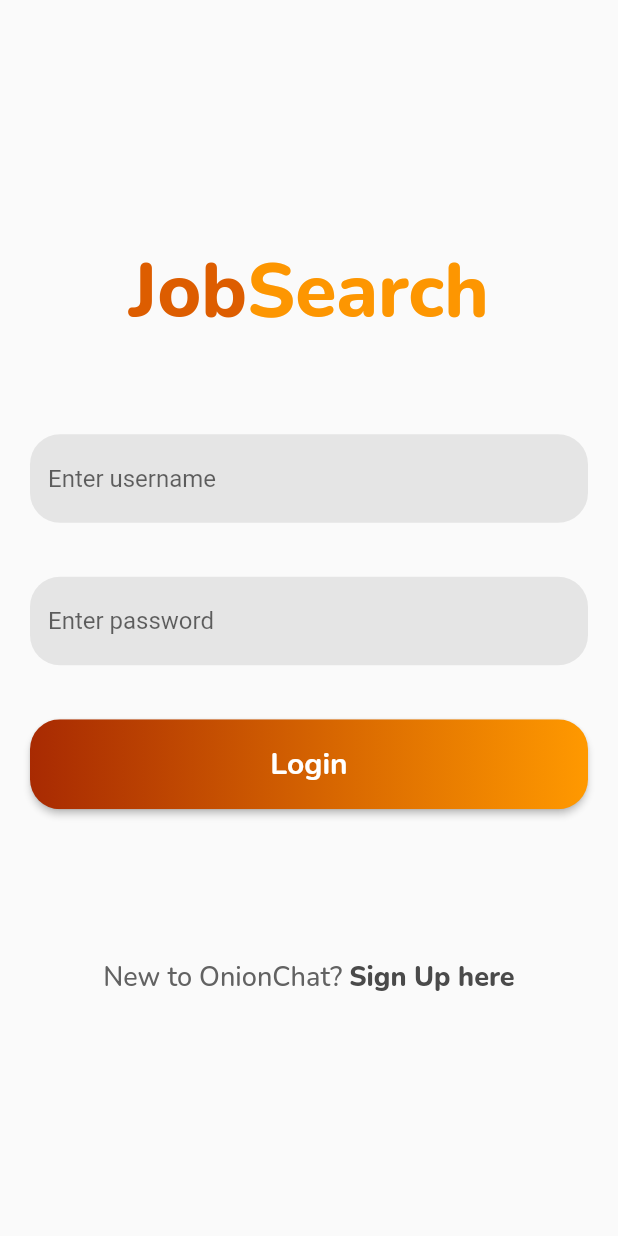
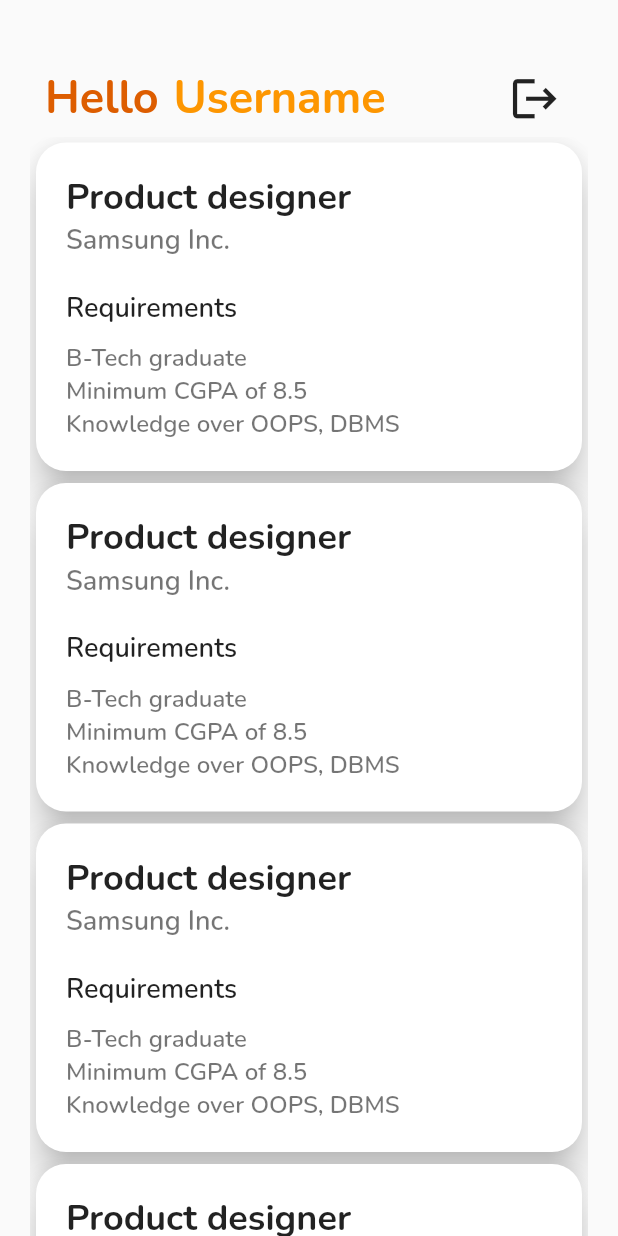
Before and after one commit to mrpranavr/Job_Search_Flutter_UI, a Flutter app: the screen it shows after launch, on a phone screen of 412 x 824 dp. Run offline on Flutter 3.47's test engine with Material 2 defaults, Android fonts, the phone set to English and light mode, and no system bars.

Commit message:
Addded job list page

```diff
--- /dev/null
+++ b/lib/Model/Job_details.dart
@@ -0,0 +1,55 @@
+class JobDetail {
+  final String job_name;
+  final String company_name;
+  final String requirements;
+
+  JobDetail({
+    required this.job_name,
+    required this.company_name,
+    required this.requirements,
+  });
+}
+
+class JobDetailsInfo {
+  final List<JobDetail> _list_of_jobs = [
+    JobDetail(
+      job_name: 'Product designer',
+      company_name: 'Samsung Inc.',
+      requirements: 'B-Tech graduate\n'
+          'Minimum CGPA of 8.5\n'
+          'Knowledge over OOPS, DBMS',
+    ),
+    JobDetail(
+      job_name: 'Product designer',
+      company_name: 'Samsung Inc.',
+      requirements: 'B-Tech graduate\n'
+          'Minimum CGPA of 8.5\n'
+          'Knowledge over OOPS, DBMS',
+    ),
+    JobDetail(
+      job_name: 'Product designer',
+      company_name: 'Samsung Inc.',
+      requirements: 'B-Tech graduate\n'
+          'Minimum CGPA of 8.5\n'
+          'Knowledge over OOPS, DBMS',
+    ),
+    JobDetail(
+      job_name: 'Product designer',
+      company_name: 'Samsung Inc.',
+      requirements: 'B-Tech graduate\n'
+          'Minimum CGPA of 8.5\n'
+          'Knowledge over OOPS, DBMS',
+    ),
+    JobDetail(
+      job_name: 'Product designer',
+      company_name: 'Samsung Inc.',
+      requirements: 'B-Tech graduate\n'
+          'Minimum CGPA of 8.5\n'
+          'Knowledge over OOPS, DBMS',
+    ),
+  ];
+
+  List<JobDetail> get listOfJobs {
+    return [..._list_of_jobs];
+  }
+}
--- /dev/null
+++ b/lib/Screens/Job_list_screen.dart
@@ -0,0 +1,77 @@
+import 'package:flutter/material.dart';
+import 'package:job/Model/Job_details.dart';
+
+import '../Widgets/Job_cards.dart';
+
+class JobList extends StatelessWidget {
+  const JobList({Key? key}) : super(key: key);
+
+  @override
+  Widget build(BuildContext context) {
+    // jobs = JobDetailsInfo()
+    return Scaffold(
+      body: Container(
+        padding: EdgeInsets.fromLTRB(20, 40, 20, 0),
+        child: Column(
+          crossAxisAlignment: CrossAxisAlignment.start,
+          children: [
+            Container(
+              padding: EdgeInsets.symmetric(horizontal: 10),
+              child: Row(
+                mainAxisAlignment: MainAxisAlignment.spaceBetween,
+                children: [
+                  Row(
+                    children: const [
+                      Text(
+                        'Hello',
+                        style: TextStyle(
+                            fontFamily: 'Nunito',
+                            fontWeight: FontWeight.bold,
+                            fontSize: 30,
+                            color: Color(0xffDD5D00)),
+                      ),
+                      SizedBox(
+                        width: 10,
+                      ),
+                      Text(
+                        'Username',
+                        style: TextStyle(
+                            fontFamily: 'Nunito',
+                            fontWeight: FontWeight.bold,
+                            fontSize: 30,
+                            color: Color(0xffFD9601)),
+                      ),
+                    ],
+                  ),
+                  IconButton(
+                    onPressed: () {
+                      print('User logged out');
+                    },
+                    icon: Icon(Icons.logout),
+                    iconSize: 35,
+                  ),
+                ],
+              ),
+            ),
+            Expanded(
+              child: ListView.builder(
+                itemCount: JobDetailsInfo().listOfJobs.length,
+                itemBuilder: (context, index) {
+                  String job_name = JobDetailsInfo().listOfJobs[index].job_name;
+                  String company_name =
+                      JobDetailsInfo().listOfJobs[index].company_name;
+                  String requirements =
+                      JobDetailsInfo().listOfJobs[index].requirements;
+                  return JobCards(
+                      job_name: job_name,
+                      company_name: company_name,
+                      requirements: requirements);
+                },
+              ),
+            )
+          ],
+        ),
+      ),
+    );
+  }
+}
--- /dev/null
+++ b/lib/Widgets/Job_cards.dart
@@ -0,0 +1,73 @@
+import 'package:flutter/material.dart';
+
+class JobCards extends StatelessWidget {
+  final String job_name;
+  final String company_name;
+  final String requirements;
+
+  const JobCards(
+      {Key? key,
+      required this.job_name,
+      required this.company_name,
+      required this.requirements})
+      : super(key: key);
+
+  @override
+  Widget build(BuildContext context) {
+    return GestureDetector(
+      onTap: () {
+        print(job_name);
+      },
+      child: Card(
+        elevation: 10,
+        shape: RoundedRectangleBorder(
+          borderRadius: BorderRadius.circular(20),
+        ),
+        child: Container(
+            padding: EdgeInsets.all(20),
+            child: Column(
+              crossAxisAlignment: CrossAxisAlignment.start,
+              children: [
+                Text(
+                  job_name,
+                  style: const TextStyle(
+                    fontFamily: 'Nunito',
+                    fontWeight: FontWeight.bold,
+                    fontSize: 24,
+                  ),
+                ),
+                Text(
+                  company_name,
+                  style: TextStyle(
+                      fontFamily: 'Nunito',
+                      fontWeight: FontWeight.w600,
+                      fontSize: 18,
+                      color: Colors.black54),
+                ),
+                SizedBox(
+                  height: 20,
+                ),
+                Text(
+                  'Requirements',
+                  style: TextStyle(
+                      fontFamily: 'Nunito',
+                      fontWeight: FontWeight.w600,
+                      fontSize: 18),
+                ),
+                SizedBox(
+                  height: 10,
+                ),
+                Text(
+                  requirements,
+                  style: TextStyle(
+                      fontFamily: 'Nunito',
+                      fontWeight: FontWeight.w600,
+                      fontSize: 16,
+                      color: Colors.black54),
+                )
+              ],
+            )),
+      ),
+    );
+  }
+}
--- a/lib/main.dart
+++ b/lib/main.dart
@@ -1,4 +1,5 @@
 import 'package:flutter/material.dart';
+import 'package:job/Screens/Job_list_screen.dart';
 import 'package:job/Screens/Login_screen.dart';
 import 'package:job/Screens/Registration_screen.dart';
 
@@ -16,7 +17,7 @@
         theme: ThemeData(
           primarySwatch: Colors.blue,
         ),
-        home: const LoginScreen(),
+        home: const JobList(),
         routes: {
           RegistrationScreen.routeName: (context) => RegistrationScreen(),
         });
```
